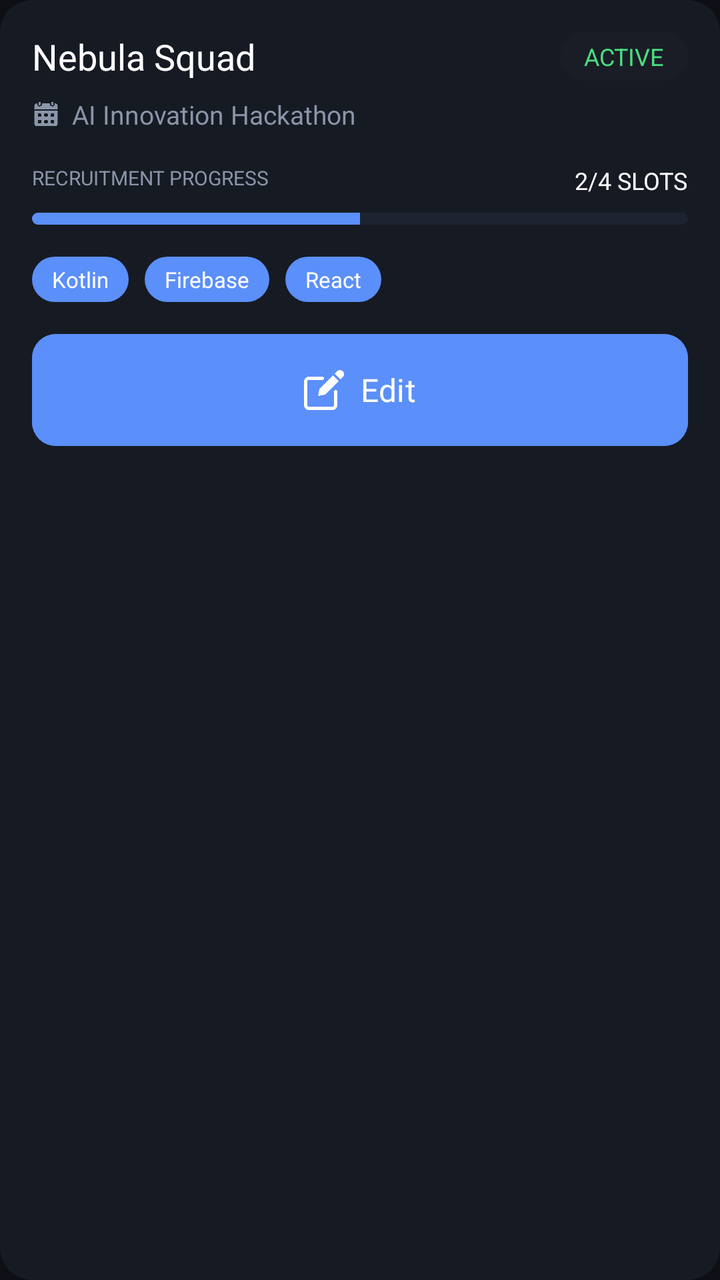
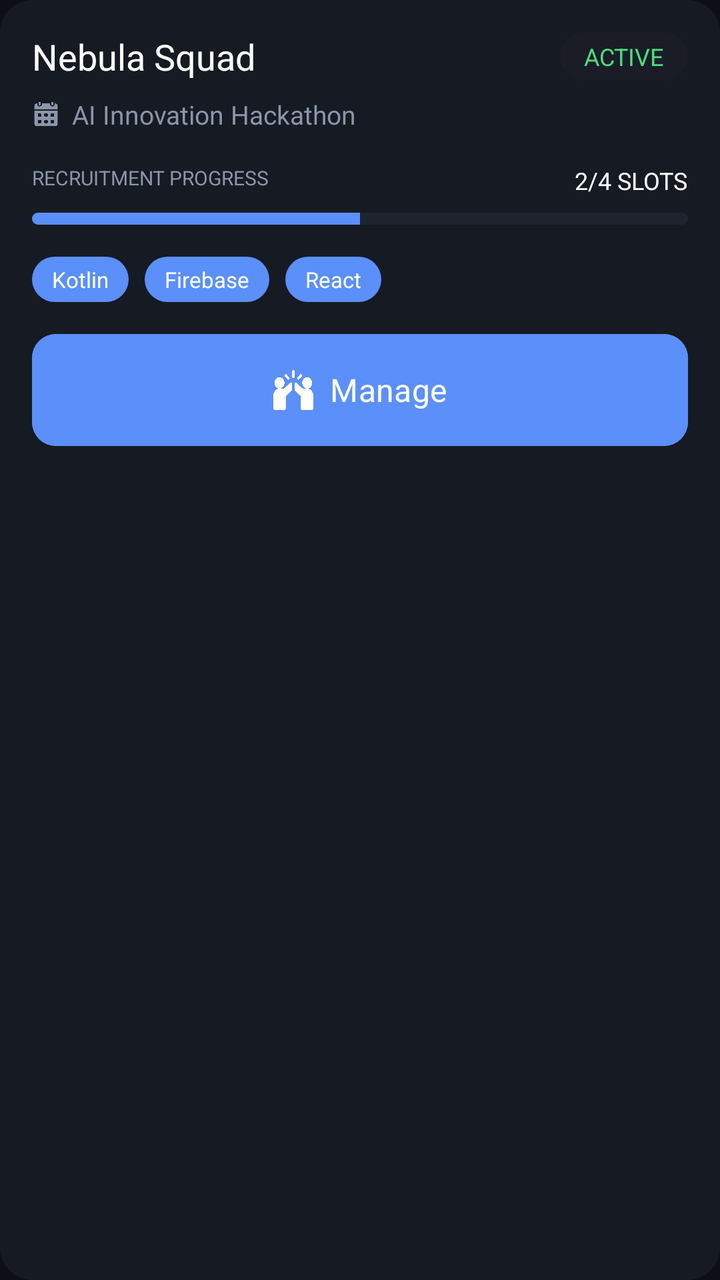

Compare the two renders of this Android layout. The source of the first and the diff that turns it into the second are given below.
<!-- AndroidManifest.xml: application theme Theme.Joko -->
<!-- res/layout/item_my_team_card.xml -->
<?xml version="1.0" encoding="utf-8"?>
<androidx.cardview.widget.CardView xmlns:android="http://schemas.android.com/apk/res/android"
    xmlns:app="http://schemas.android.com/apk/res-auto"
    android:layout_width="match_parent"
    android:layout_height="wrap_content"
    android:layout_marginBottom="16dp"
    app:cardBackgroundColor="@color/bg_surface"
    app:cardCornerRadius="16dp"
    app:cardElevation="0dp"
    app:contentPadding="16dp">

    <LinearLayout
        android:layout_width="match_parent"
        android:layout_height="wrap_content"
        android:orientation="vertical">

        <RelativeLayout
            android:layout_width="match_parent"
            android:layout_height="wrap_content">

            <TextView
                android:id="@+id/tv_team_name"
                android:layout_width="wrap_content"
                android:layout_height="wrap_content"
                android:fontFamily="sans-serif-black"
                android:text="Nebula Squad"
                android:textColor="@color/white"
                android:textSize="18sp" />

            <TextView
                android:id="@+id/tv_status"
                android:layout_width="wrap_content"
                android:layout_height="wrap_content"
                android:layout_alignParentEnd="true"
                android:background="@drawable/bg_status_badge"
                android:paddingHorizontal="12dp"
                android:paddingVertical="4dp"
                android:text="ACTIVE"
                android:textColor="@color/secondary"
                android:textSize="12sp"
                android:fontFamily="sans-serif-black" />

        </RelativeLayout>

        <LinearLayout
            android:layout_width="match_parent"
            android:layout_height="wrap_content"
            android:layout_marginTop="8dp"
            android:gravity="center_vertical"
            android:orientation="horizontal">

            <ImageView
                android:layout_width="14dp"
                android:layout_height="14dp"
                android:src="@drawable/ic_calendar"
                app:tint="@color/text_secondary" />

            <TextView
                android:id="@+id/tv_event_name"
                android:layout_width="wrap_content"
                android:layout_height="wrap_content"
                android:layout_marginStart="6dp"
                android:text="AI Innovation Hackathon"
                android:textColor="@color/text_secondary"
                android:textSize="13sp" />
        </LinearLayout>

        <RelativeLayout
            android:layout_width="match_parent"
            android:layout_height="wrap_content"
            android:layout_marginTop="16dp">

            <TextView
                android:layout_width="wrap_content"
                android:layout_height="wrap_content"
                android:text="RECRUITMENT PROGRESS"
                android:textColor="@color/text_secondary"
                android:textSize="10sp"
                android:fontFamily="sans-serif-black" />

            <TextView
                android:id="@+id/tv_slots"
                android:layout_width="wrap_content"
                android:layout_height="wrap_content"
                android:layout_alignParentEnd="true"
                android:fontFamily="sans-serif-black"
                android:text="2/4 SLOTS"
                android:textColor="@color/white"
                android:textSize="12sp" />
        </RelativeLayout>

        <ProgressBar
            android:id="@+id/pb_recruitment"
            style="@android:style/Widget.ProgressBar.Horizontal"
            android:layout_width="match_parent"
            android:layout_height="6dp"
            android:layout_marginTop="8dp"
            android:progress="50"
            android:progressDrawable="@drawable/custom_progress_bar" />

        
        <LinearLayout
            android:layout_width="match_parent"
            android:layout_height="wrap_content"
            android:layout_marginTop="16dp"
            android:orientation="horizontal">

            <TextView
                android:layout_width="wrap_content"
                android:layout_height="wrap_content"
                android:background="@drawable/bg_tag"
                android:paddingHorizontal="10dp"
                android:paddingVertical="4dp"
                android:text="Kotlin"
                android:textColor="@color/white"
                android:textSize="11sp"
                android:fontFamily="sans-serif-medium" />

            <TextView
                android:layout_width="wrap_content"
                android:layout_height="wrap_content"
                android:layout_marginStart="8dp"
                android:background="@drawable/bg_tag"
                android:paddingHorizontal="10dp"
                android:paddingVertical="4dp"
                android:text="Firebase"
                android:textColor="@color/white"
                android:textSize="11sp"
                android:fontFamily="sans-serif-medium" />

            <TextView
                android:layout_width="wrap_content"
                android:layout_height="wrap_content"
                android:layout_marginStart="8dp"
                android:background="@drawable/bg_tag"
                android:paddingHorizontal="10dp"
                android:paddingVertical="4dp"
                android:text="React"
                android:textColor="@color/white"
                android:textSize="11sp"
                android:fontFamily="sans-serif-medium" />

        </LinearLayout>

        
        <com.google.android.material.button.MaterialButton
            android:id="@+id/btn_edit"
            android:layout_width="match_parent"
            android:layout_height="56dp"
            android:layout_marginTop="16dp"
            android:backgroundTint="@color/primary"
            android:fontFamily="sans-serif-black"
            android:text="Edit"
            android:textAllCaps="false"
            android:textColor="@color/white"
            android:textSize="16sp"
            app:cornerRadius="12dp"
            app:icon="@drawable/ic_edit"
            app:iconGravity="textStart"
            app:iconPadding="8dp"
            app:iconSize="20dp"
            app:iconTint="@color/white"
            android:insetTop="0dp"
            android:insetBottom="0dp"/>

    </LinearLayout>
</androidx.cardview.widget.CardView>
<!-- resources referenced by this layout -->
<resources>
  <color name="bg_surface">#161A23</color>
  <color name="primary">#5B8FF9</color>
  <color name="secondary">#4ADE80</color>
  <color name="text_secondary">#8B95A9</color>
  <color name="white">#FFFFFFFF</color>
  <!-- drawable bg_status_badge (drawable) -->
  <?xml version="1.0" encoding="utf-8"?>
  <shape xmlns:android="http://schemas.android.com/apk/res/android">
      <solid android:color="#1A1D26" />
      <corners android:radius="12dp" />
  </shape>
  <!-- drawable bg_tag (drawable) -->
  <?xml version="1.0" encoding="utf-8"?>
  <shape xmlns:android="http://schemas.android.com/apk/res/android">
      <solid android:color="@color/primary" />
      <corners android:radius="20dp" />
  </shape>
  <!-- drawable custom_progress_bar (drawable) -->
  <?xml version="1.0" encoding="utf-8"?>
  <layer-list xmlns:android="http://schemas.android.com/apk/res/android">
      <item android:id="@android:id/background">
          <shape>
              <corners android:radius="4dp" />
              <solid android:color="@color/bg_elevated" />
          </shape>
      </item>
      <item android:id="@android:id/progress">
          <clip>
              <shape>
                  <corners android:radius="4dp" />
                  <solid android:color="@color/primary" />
              </shape>
          </clip>
      </item>
  </layer-list>
  <!-- drawable ic_calendar: png bitmap (drawable, 10008 bytes) -->
  <!-- drawable ic_edit: png bitmap (drawable, 8017 bytes) -->
  <style name="Theme.Joko" parent="Base.Theme.Joko" />
  <color name="bg_elevated">#1E2330</color>
  <style name="Base.Theme.Joko" parent="Theme.Material3.DayNight.NoActionBar">
          <item name="colorPrimary">@color/primary</item>
          <item name="android:statusBarColor">@color/bg_base</item>
          <item name="android:windowBackground">@color/bg_base</item>
  
          
          <item name="fontFamily">@font/font_body</item>
  
          <item name="textAppearanceHeadlineLarge">@style/TextAppearance.App.HeadlineLarge</item>
          <item name="textAppearanceHeadlineMedium">@style/TextAppearance.App.HeadlineMedium</item>
          <item name="textAppearanceHeadlineSmall">@style/TextAppearance.App.HeadlineSmall</item>
          <item name="textAppearanceTitleLarge">@style/TextAppearance.App.TitleLarge</item>
      </style>
  <color name="bg_base">#0D0F14</color>
  <style name="TextAppearance.App.HeadlineLarge" parent="TextAppearance.Material3.HeadlineLarge">
          <item name="fontFamily">@font/font_headlines</item>
          <item name="android:fontFamily">@font/font_headlines</item>
      </style>
  <style name="TextAppearance.App.HeadlineMedium" parent="TextAppearance.Material3.HeadlineMedium">
          <item name="fontFamily">@font/font_headlines</item>
          <item name="android:fontFamily">@font/font_headlines</item>
      </style>
  <style name="TextAppearance.App.HeadlineSmall" parent="TextAppearance.Material3.HeadlineSmall">
          <item name="fontFamily">@font/font_headlines</item>
          <item name="android:fontFamily">@font/font_headlines</item>
      </style>
  <style name="TextAppearance.App.TitleLarge" parent="TextAppearance.Material3.TitleLarge">
          <item name="fontFamily">@font/font_headlines</item>
          <item name="android:fontFamily">@font/font_headlines</item>
          <item name="android:textStyle">bold</item>
      </style>
</resources>

<!-- the commit's change to res/layout/item_my_team_card.xml (unified diff, before → after) -->
@@ -144,18 +144,18 @@
 
         
         <com.google.android.material.button.MaterialButton
-            android:id="@+id/btn_edit"
+            android:id="@+id/btn_manage"
             android:layout_width="match_parent"
             android:layout_height="56dp"
             android:layout_marginTop="16dp"
             android:backgroundTint="@color/primary"
             android:fontFamily="sans-serif-black"
-            android:text="Edit"
+            android:text="Manage"
             android:textAllCaps="false"
             android:textColor="@color/white"
             android:textSize="16sp"
             app:cornerRadius="12dp"
-            app:icon="@drawable/ic_edit"
+            app:icon="@drawable/ic_team"
             app:iconGravity="textStart"
             app:iconPadding="8dp"
             app:iconSize="20dp"
<!-- resource entries referenced after the edit -->
@@ -36,7 +36,7 @@
       </item>
   </layer-list>
   <!-- drawable ic_calendar: png bitmap (drawable, 10008 bytes) -->
-  <!-- drawable ic_edit: png bitmap (drawable, 8017 bytes) -->
+  <!-- drawable ic_team: png bitmap (drawable, 10889 bytes) -->
   <style name="Theme.Joko" parent="Base.Theme.Joko" />
   <color name="bg_elevated">#1E2330</color>
   <style name="Base.Theme.Joko" parent="Theme.Material3.DayNight.NoActionBar">
